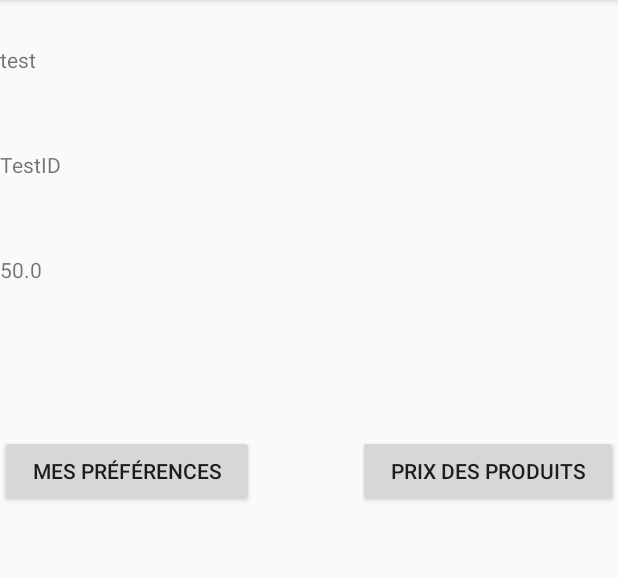
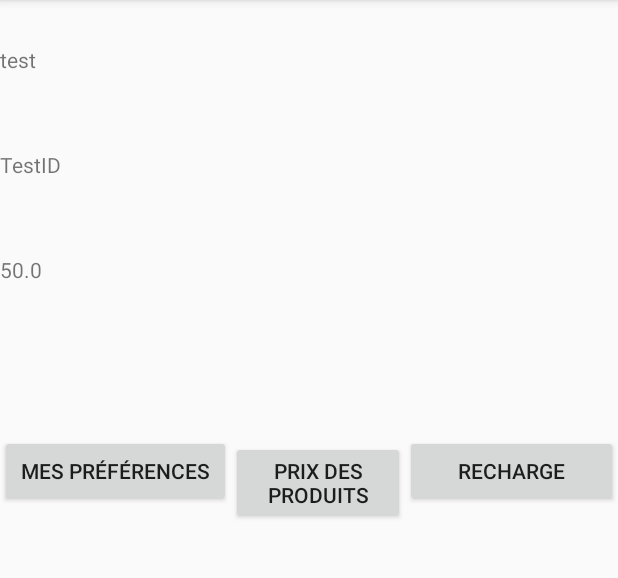
Before and after one commit to Mokl/application_mobile, an Android app: the UserActivity screen opened directly, with no data from a screen before it, on a phone screen of 412 x 824 dp, the part 84-662 px from its top. Run offline under Robolectric (Android 15) with nearby library versions, the phone set to English and light mode, and no system bars; 1 statement that could not run was skipped.

Commit message:
finalisation, V2.3

```diff
--- a/ticketing_app/app/src/main/AndroidManifest.xml
+++ b/ticketing_app/app/src/main/AndroidManifest.xml
@@ -22,6 +22,7 @@
         <activity android:name=".ProductActivity"></activity>
         <activity android:name=".ProductDetails"></activity>
         <activity android:name=".AddUserActivity"></activity>
+        <activity android:name=".RefillActivity"></activity>
     </application>
 
 </manifest>
--- a/ticketing_app/app/src/main/java/be/ecam/ticketing/ticketing_app/UserActivity.java
+++ b/ticketing_app/app/src/main/java/be/ecam/ticketing/ticketing_app/UserActivity.java
@@ -24,6 +24,7 @@ public class UserActivity extends AppCompatActivity implements View.OnClickListe
     private String userID;
     private Button preference;
     private Button produit;
+    private Button refill;
 
     protected void onCreate(Bundle savedInstanceState)
     {
@@ -35,8 +36,10 @@ public class UserActivity extends AppCompatActivity implements View.OnClickListe
         TextView solde = (TextView)findViewById(R.id.textView4);
         preference =(Button)findViewById(R.id.button);
         produit = (Button)findViewById(R.id.button4);
+        refill = (Button)findViewById(R.id.button2);
         preference.setOnClickListener(this);
         produit.setOnClickListener(this);
+        refill.setOnClickListener(this);
 
         //db = new DatabaseManager(infoDB);
         SQLiteManager db_local = new SQLiteManager(this);
@@ -61,5 +64,10 @@ public class UserActivity extends AppCompatActivity implements View.OnClickListe
             Intent intent = new Intent(this,ProductActivity.class);
             startActivity(intent);
         }
+        else if(v == refill)
+        {
+            Intent intent = new Intent(this,RefillActivity.class);
+            startActivity(intent);
+        }
     }
 }
--- a/ticketing_app/app/src/main/res/layout/user_activity.xml
+++ b/ticketing_app/app/src/main/res/layout/user_activity.xml
@@ -38,7 +38,7 @@
         android:layout_width="match_parent"
         android:layout_height="80dp" />
 
-    <LinearLayout xmlns:android="http://schemas.android.com/apk/res/android"
+    <LinearLayout
         android:orientation="horizontal" android:layout_width="match_parent"
         android:layout_height="match_parent">
 
@@ -50,16 +50,21 @@
             android:layout_weight="1" />
 
         <Space
-            android:layout_width="50dp"
-            android:layout_height="wrap_content"
-            android:layout_weight="1" />
+            android:layout_width="wrap_content"
+            android:layout_height="wrap_content" />
 
         <Button
             android:text="@string/str_price"
+            android:layout_width="116dp"
+            android:layout_height="wrap_content"
+            android:id="@+id/button4" />
+
+        <Button
+            android:text="Recharge"
             android:layout_width="wrap_content"
             android:layout_height="wrap_content"
-            android:id="@+id/button4"
-            android:layout_weight="1" />
+            android:id="@+id/button2"
+            android:layout_weight="10.63" />
     </LinearLayout>
 
 </LinearLayout>
```
Also changed, not shown: ticketing_app/app/src/main/java/be/ecam/ticketing/ticketing_app/AddUserActivity.java (+6 -2 lines), ticketing_app/app/src/main/java/be/ecam/ticketing/ticketing_app/RefillActivity.java (added, +55 -0 lines), ticketing_app/app/src/main/res/layout/createuser_activity.xml (+2 -7 lines), ticketing_app/app/src/main/res/layout/refill_activity.xml (added, +19 -0 lines).
